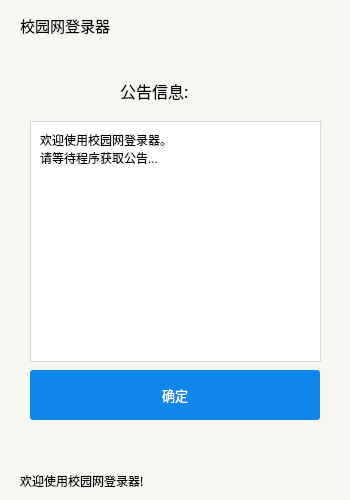
The window that srun-3k-ui/mainwindow.ui (ehaut/srun3k-client-ui) describes before a commit, drawn with Qt 5.
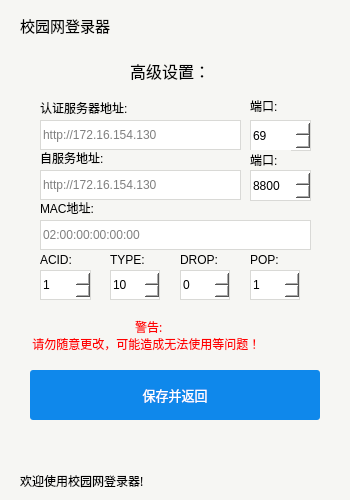
The same window after the commit. The open tabs and pages were chosen to show the change.

Commit message: beta版，可能存在问题

The edit to the form file:
```diff
--- a/srun-3k-ui/mainwindow.ui
+++ b/srun-3k-ui/mainwindow.ui
@@ -616,6 +616,373 @@
       </property>
      </widget>
     </widget>
+    <widget class="QWidget" name="advanced">
+     <widget class="QPushButton" name="advanced_save">
+      <property name="geometry">
+       <rect>
+        <x>30</x>
+        <y>320</y>
+        <width>290</width>
+        <height>50</height>
+       </rect>
+      </property>
+      <property name="font">
+       <font>
+        <family>微软雅黑</family>
+        <pointsize>10</pointsize>
+       </font>
+      </property>
+      <property name="styleSheet">
+       <string notr="true">QPushButton{    
+	background:#0f88eb;
+    border: 0;
+    border-radius: 3px;
+    line-height: 41px;
+    color: #fff;
+	}
+QPushButton:hover{
+background:#0b77bd;
+}
+QPushButton:pressed
+{
+background:#0b4a73;
+}</string>
+      </property>
+      <property name="text">
+       <string>保存并返回</string>
+      </property>
+     </widget>
+     <widget class="QLabel" name="Ladvanced">
+      <property name="geometry">
+       <rect>
+        <x>130</x>
+        <y>0</y>
+        <width>91</width>
+        <height>41</height>
+       </rect>
+      </property>
+      <property name="font">
+       <font>
+        <family>微软雅黑</family>
+        <pointsize>12</pointsize>
+       </font>
+      </property>
+      <property name="text">
+       <string>高级设置：</string>
+      </property>
+     </widget>
+     <widget class="QLabel" name="Warning">
+      <property name="geometry">
+       <rect>
+        <x>20</x>
+        <y>260</y>
+        <width>321</width>
+        <height>51</height>
+       </rect>
+      </property>
+      <property name="font">
+       <font>
+        <family>微软雅黑</family>
+        <pointsize>9</pointsize>
+       </font>
+      </property>
+      <property name="styleSheet">
+       <string notr="true">color: #ff0000;</string>
+      </property>
+      <property name="text">
+       <string>                                     警告:
+    请勿随意更改，可能造成无法使用等问题！</string>
+      </property>
+     </widget>
+     <widget class="QLineEdit" name="login_server">
+      <property name="geometry">
+       <rect>
+        <x>40</x>
+        <y>70</y>
+        <width>201</width>
+        <height>30</height>
+       </rect>
+      </property>
+      <property name="styleSheet">
+       <string notr="true">border: 1px solid #D9D9D6;
+ background: #fff</string>
+      </property>
+      <property name="placeholderText">
+       <string>http://172.16.154.130</string>
+      </property>
+     </widget>
+     <widget class="QLineEdit" name="service_server">
+      <property name="geometry">
+       <rect>
+        <x>40</x>
+        <y>120</y>
+        <width>201</width>
+        <height>30</height>
+       </rect>
+      </property>
+      <property name="styleSheet">
+       <string notr="true">border: 1px solid #D9D9D6;
+ background: #fff</string>
+      </property>
+      <property name="placeholderText">
+       <string>http://172.16.154.130</string>
+      </property>
+     </widget>
+     <widget class="QLineEdit" name="mac">
+      <property name="geometry">
+       <rect>
+        <x>40</x>
+        <y>170</y>
+        <width>271</width>
+        <height>30</height>
+       </rect>
+      </property>
+      <property name="styleSheet">
+       <string notr="true">border: 1px solid #D9D9D6;
+ background: #fff</string>
+      </property>
+      <property name="placeholderText">
+       <string>02:00:00:00:00:00</string>
+      </property>
+     </widget>
+     <widget class="QLabel" name="Lloginserver">
+      <property name="geometry">
+       <rect>
+        <x>40</x>
+        <y>50</y>
+        <width>151</width>
+        <height>16</height>
+       </rect>
+      </property>
+      <property name="text">
+       <string>认证服务器地址:</string>
+      </property>
+     </widget>
+     <widget class="QLabel" name="Lserviceserver">
+      <property name="geometry">
+       <rect>
+        <x>40</x>
+        <y>100</y>
+        <width>141</width>
+        <height>16</height>
+       </rect>
+      </property>
+      <property name="text">
+       <string>自服务地址:</string>
+      </property>
+     </widget>
+     <widget class="QLabel" name="Lmac">
+      <property name="geometry">
+       <rect>
+        <x>40</x>
+        <y>150</y>
+        <width>141</width>
+        <height>16</height>
+       </rect>
+      </property>
+      <property name="text">
+       <string>MAC地址:</string>
+      </property>
+     </widget>
+     <widget class="QSpinBox" name="login_port">
+      <property name="geometry">
+       <rect>
+        <x>250</x>
+        <y>70</y>
+        <width>61</width>
+        <height>31</height>
+       </rect>
+      </property>
+      <property name="styleSheet">
+       <string notr="true">border: 1px solid #D9D9D6;
+ background: #fff</string>
+      </property>
+      <property name="maximum">
+       <number>65535</number>
+      </property>
+      <property name="value">
+       <number>69</number>
+      </property>
+     </widget>
+     <widget class="QLabel" name="Lloginserver_2">
+      <property name="geometry">
+       <rect>
+        <x>250</x>
+        <y>46</y>
+        <width>41</width>
+        <height>20</height>
+       </rect>
+      </property>
+      <property name="text">
+       <string>端口:</string>
+      </property>
+     </widget>
+     <widget class="QLabel" name="Lloginserver_3">
+      <property name="geometry">
+       <rect>
+        <x>250</x>
+        <y>100</y>
+        <width>41</width>
+        <height>20</height>
+       </rect>
+      </property>
+      <property name="text">
+       <string>端口:</string>
+      </property>
+     </widget>
+     <widget class="QSpinBox" name="service_port">
+      <property name="geometry">
+       <rect>
+        <x>250</x>
+        <y>120</y>
+        <width>61</width>
+        <height>31</height>
+       </rect>
+      </property>
+      <property name="styleSheet">
+       <string notr="true">border: 1px solid #D9D9D6;
+ background: #fff</string>
+      </property>
+      <property name="maximum">
+       <number>65535</number>
+      </property>
+      <property name="value">
+       <number>8800</number>
+      </property>
+     </widget>
+     <widget class="QLabel" name="Lloginserver_4">
+      <property name="geometry">
+       <rect>
+        <x>40</x>
+        <y>200</y>
+        <width>41</width>
+        <height>20</height>
+       </rect>
+      </property>
+      <property name="text">
+       <string>ACID:</string>
+      </property>
+     </widget>
+     <widget class="QLabel" name="Lloginserver_5">
+      <property name="geometry">
+       <rect>
+        <x>110</x>
+        <y>200</y>
+        <width>41</width>
+        <height>20</height>
+       </rect>
+      </property>
+      <property name="text">
+       <string>TYPE:</string>
+      </property>
+     </widget>
+     <widget class="QSpinBox" name="acid">
+      <property name="geometry">
+       <rect>
+        <x>40</x>
+        <y>220</y>
+        <width>51</width>
+        <height>30</height>
+       </rect>
+      </property>
+      <property name="styleSheet">
+       <string notr="true">border: 1px solid #D9D9D6;
+ background: #fff</string>
+      </property>
+      <property name="maximum">
+       <number>10</number>
+      </property>
+      <property name="value">
+       <number>1</number>
+      </property>
+     </widget>
+     <widget class="QSpinBox" name="type">
+      <property name="geometry">
+       <rect>
+        <x>110</x>
+        <y>220</y>
+        <width>50</width>
+        <height>30</height>
+       </rect>
+      </property>
+      <property name="styleSheet">
+       <string notr="true">border: 1px solid #D9D9D6;
+ background: #fff</string>
+      </property>
+      <property name="minimum">
+       <number>1</number>
+      </property>
+      <property name="maximum">
+       <number>10</number>
+      </property>
+      <property name="value">
+       <number>10</number>
+      </property>
+     </widget>
+     <widget class="QSpinBox" name="drop">
+      <property name="geometry">
+       <rect>
+        <x>180</x>
+        <y>220</y>
+        <width>50</width>
+        <height>30</height>
+       </rect>
+      </property>
+      <property name="styleSheet">
+       <string notr="true">border: 1px solid #D9D9D6;
+ background: #fff</string>
+      </property>
+      <property name="maximum">
+       <number>1</number>
+      </property>
+     </widget>
+     <widget class="QSpinBox" name="pop">
+      <property name="geometry">
+       <rect>
+        <x>250</x>
+        <y>220</y>
+        <width>50</width>
+        <height>30</height>
+       </rect>
+      </property>
+      <property name="styleSheet">
+       <string notr="true">border: 1px solid #D9D9D6;
+ background: #fff</string>
+      </property>
+      <property name="maximum">
+       <number>1</number>
+      </property>
+      <property name="value">
+       <number>1</number>
+      </property>
+     </widget>
+     <widget class="QLabel" name="Lloginserver_6">
+      <property name="geometry">
+       <rect>
+        <x>180</x>
+        <y>200</y>
+        <width>41</width>
+        <height>20</height>
+       </rect>
+      </property>
+      <property name="text">
+       <string>DROP:</string>
+      </property>
+     </widget>
+     <widget class="QLabel" name="Lloginserver_7">
+      <property name="geometry">
+       <rect>
+        <x>250</x>
+        <y>200</y>
+        <width>41</width>
+        <height>20</height>
+       </rect>
+      </property>
+      <property name="text">
+       <string>POP:</string>
+      </property>
+     </widget>
+    </widget>
    </widget>
   </widget>
  </widget>
```
The commit also changes 10 other files.
